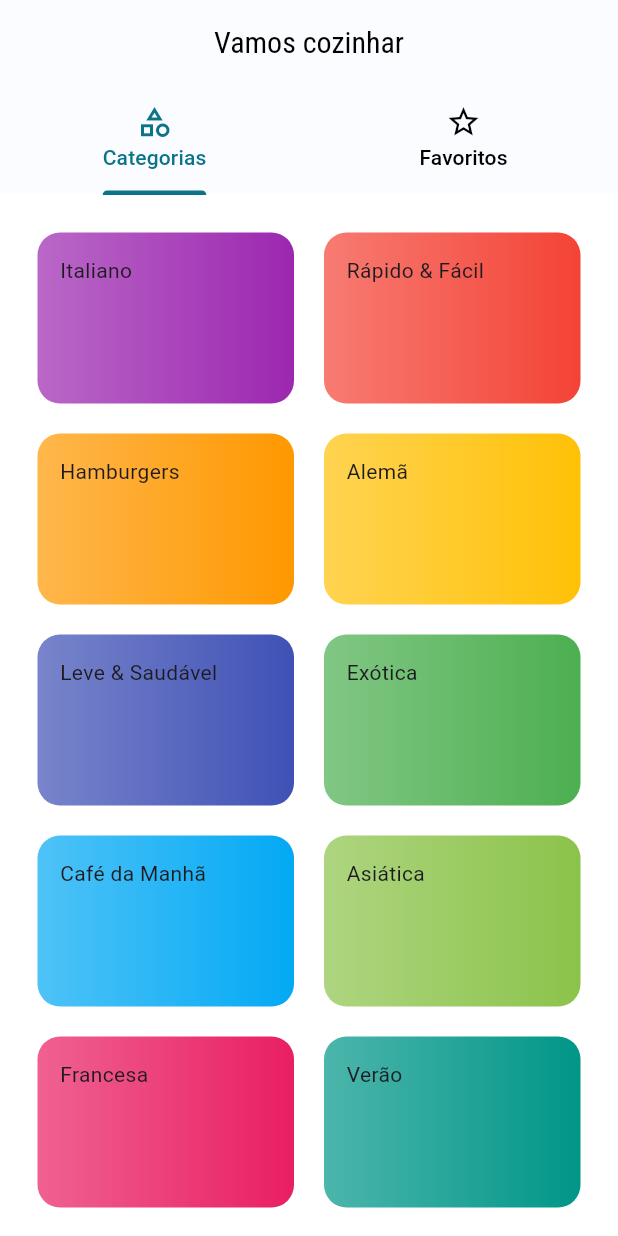
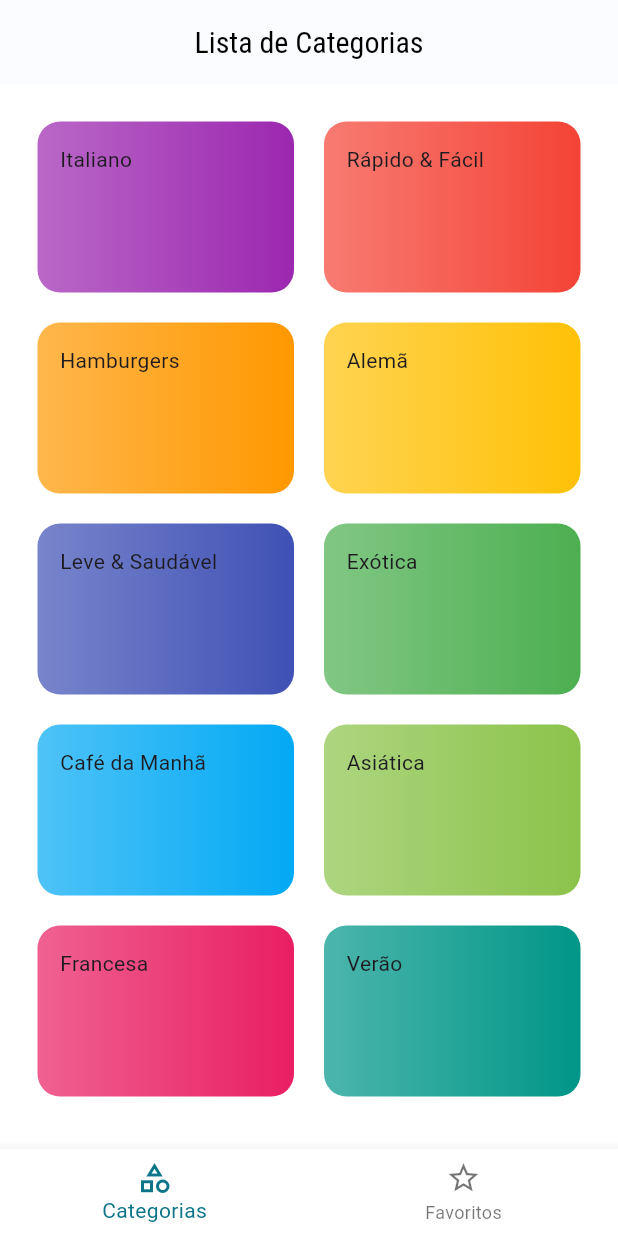
Before and after one commit to GoedertDalmolin/meals, a Flutter app: the screen it shows after launch, on a phone screen of 412 x 824 dp. Run offline on Flutter 3.47's test engine with Material 3 defaults, Android fonts, the phone set to English and light mode, and no system bars; our stand-ins replace google_fonts.

Commit message:
Updated tabs_screen.dart to stateful. Removed TabBarView.

```diff
--- a/lib/screens/tabs_screen.dart
+++ b/lib/screens/tabs_screen.dart
@@ -1,31 +1,48 @@
-
 import 'package:flutter/material.dart';
 import 'package:meals/screens/category_screen.dart';
 import 'package:meals/screens/favorite_screen.dart';
 
-class TabsScreen extends StatelessWidget {
+class TabsScreen extends StatefulWidget {
   const TabsScreen({super.key});
 
   @override
+  State<TabsScreen> createState() => _TabsScreenState();
+}
+
+class _TabsScreenState extends State<TabsScreen> {
+  int _selectedScreenIndex = 0;
+
+  final _screens = <Map<String, Object>>[
+    {'title': 'Lista de Categorias', 'screen': const CategoriesScreen()},
+    {
+      'title': 'Meus Favoritos',
+      'screen': const FavoriteScreen(),
+    },
+  ];
+
+  _selectScreen(int index) {
+    setState(() {
+      _selectedScreenIndex = index;
+    });
+  }
+
+  @override
   Widget build(BuildContext context) {
-    return DefaultTabController(length: 2, child: Scaffold(
+    return Scaffold(
       appBar: AppBar(
         centerTitle: true,
-        title: const Text('Vamos cozinhar'),
-        bottom: const TabBar(
-          tabs: [
-            Tab(icon: Icon(Icons.category_outlined), text: 'Categorias',),
-            Tab(icon: Icon(Icons.star_border), text: 'Favoritos',),
-          ],
-
-        ),
+        // elevation: 0,
+        title: Text(_screens[_selectedScreenIndex]['title'] as String),
       ),
-      body: const TabBarView(
-        children: [
-          CategoriesScreen(),
-          FavoriteScreen(),
+      body: _screens[_selectedScreenIndex]['screen'] as Widget,
+      bottomNavigationBar: BottomNavigationBar(
+        onTap: _selectScreen,
+        currentIndex: _selectedScreenIndex,
+        items: [
+          BottomNavigationBarItem(icon: Icon(Icons.category_outlined), label: 'Categorias'),
+          BottomNavigationBarItem(icon: Icon(Icons.star_border), label: 'Favoritos'),
         ],
       ),
-    ));
+    );
   }
 }
```
